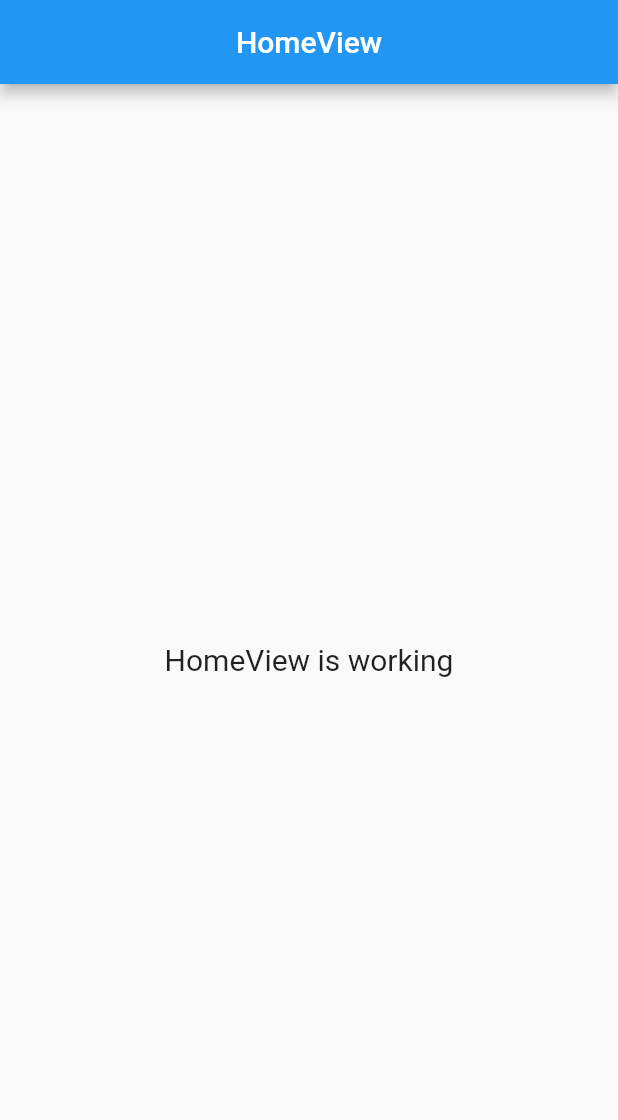
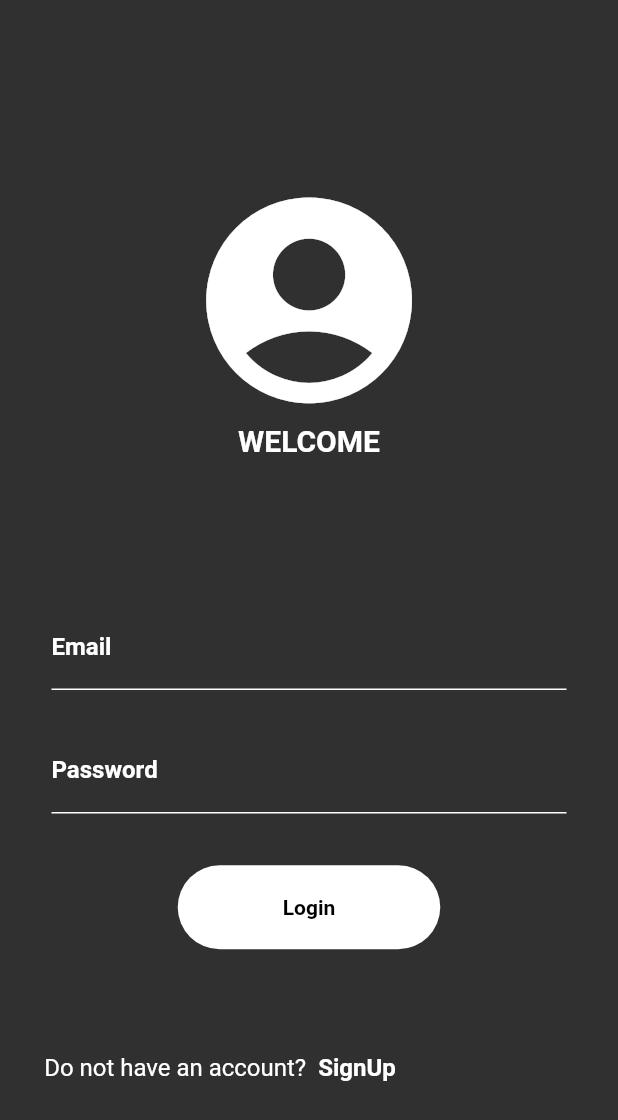
Before and after one commit to adeela8116/demoWithGetX, a Flutter app: the screen it shows after launch, on a phone screen of 412 x 824 dp. Shown: the top 1120 px of the screen. Run offline on Flutter 3.47's test engine with Material 2 defaults, Android fonts, the phone set to English and light mode, and no system bars; our stand-ins replace firebase_auth, firebase_core, get; accounts and stored records are empty.

Commit message:
Auth is complete.

```diff
--- /dev/null
+++ b/lib/app/modules/authentication/views/authentication_view.dart
@@ -0,0 +1,107 @@
+import 'package:flutter/material.dart';
+import 'package:get/get.dart';
+import '../controllers/authentication_controller.dart';
+
+class AuthenticationView extends GetView<AuthenticationController> {
+  AuthenticationView({Key? key}) : super(key: key);
+  AuthenticationController authController = Get.put(AuthenticationController());
+
+  @override
+  Widget build(BuildContext context) {
+    String results = 'No';
+
+    return Scaffold(
+      body: SafeArea(
+        child: Container(
+            height: Get.height,
+            width: Get.width,
+            child: Form(
+              child: Column(
+                children: [
+                  Expanded(
+                      child: Column(
+                        children: [
+                          Padding(padding: EdgeInsets.symmetric(vertical: Get.height/14)),
+                          SizedBox(
+                            child: Row(
+                              mainAxisAlignment: MainAxisAlignment.center,
+                              crossAxisAlignment: CrossAxisAlignment.end,
+                              children: [Icon(Icons.account_circle, color: Colors.white, size: Get.width/2.5,)],
+                            ),
+                          ),
+                          const SizedBox(
+                            child: Center(
+                                child: Text("WELCOME", style:
+                                TextStyle( fontSize: 20, fontWeight: FontWeight.bold),)
+                            ),
+                          ),
+                        ],
+                      )
+                  ),
+                  Expanded(
+                      child: Column(
+                        children: [
+                          _textField("email", authController.emailTextController.value, TextInputType.emailAddress, "Email"),
+                          _textField("pass", authController.passController.value, TextInputType.text, "Password"),
+                          // paddingSymmetric(vertical: Get.height/100),
+                          TextButton(
+                              style: ButtonStyle(
+                                  elevation: MaterialStateProperty.all(0),
+                                  backgroundColor: MaterialStateProperty.all(Colors.white),
+                                  padding: MaterialStateProperty.all(const EdgeInsets.symmetric(horizontal: 70, vertical: 20)),
+                                  textStyle: MaterialStateProperty.all(const TextStyle(color: Colors.black,)),
+                                  shape: MaterialStateProperty.all<RoundedRectangleBorder>(
+                                      RoundedRectangleBorder(borderRadius: BorderRadius.circular(30),))
+                              ),
+                              onPressed: AuthenticationController().signIn ,
+                              child: const Text("Login", style: TextStyle(fontWeight: FontWeight.bold, color: Colors.black))
+                          ),
+                          Padding(padding: EdgeInsets.symmetric(vertical: Get.height/30)),
+                          Padding(
+                            padding: EdgeInsets.symmetric(horizontal: Get.width/14),
+                            child: Row(
+                              mainAxisAlignment: MainAxisAlignment.start,
+                              crossAxisAlignment: CrossAxisAlignment.center,
+                              children: [
+                                const Text("Do not have an account?", style: TextStyle(fontSize: 16)),
+                                TextButton(onPressed: AuthenticationController().gotoSignUp, child: const Text("SignUp", style: TextStyle(fontWeight: FontWeight.bold, fontSize: 16, color: Colors.white)))
+                              ],
+                            ),
+                          ),
+                        ],
+                      )
+                  ),
+                ],
+              ),
+            )
+        ),
+      ),
+    );
+  }
+  Widget _textField(String type, TextEditingController controller, TextInputType inputType, String text){
+    return SizedBox(
+      height: Get.height/10,
+      width: Get.width/1.2,
+      child: TextFormField(
+        controller: controller,
+        cursorColor: Colors.white,
+        keyboardType: inputType,
+        autovalidateMode: AutovalidateMode.onUserInteraction,
+        obscureText: type == "pass" ? true : false,
+        validator: (value){
+          if (value == null || value.isEmpty) return 'Please enter $text';
+          if (type == "email" && !value.contains('@')) return 'Invalid Email!!';
+          return null;
+        },
+        style: const TextStyle(fontWeight: FontWeight.bold, color: Colors.white),
+        decoration: InputDecoration(hintText: text,
+          helperText: ' ',
+          contentPadding: const EdgeInsets.only(bottom: 10),
+          enabledBorder: const UnderlineInputBorder(borderSide: BorderSide(color: Colors.white),),
+          focusedBorder: const UnderlineInputBorder(borderSide: BorderSide(color: Colors.white),),
+          hintStyle: const TextStyle(fontWeight: FontWeight.bold, color: Colors.white),
+        ),
+      ),
+    );
+  }
+}
--- a/lib/app/routes/app_routes.dart
+++ b/lib/app/routes/app_routes.dart
@@ -4,9 +4,13 @@ part of 'app_pages.dart';
 abstract class Routes {
   Routes._();
   static const HOME = _Paths.HOME;
+  static const AUTHENTICATION = _Paths.AUTHENTICATION;
+  static const CHAT = _Paths.CHAT;
 }
 
 abstract class _Paths {
   _Paths._();
   static const HOME = '/home';
+  static const AUTHENTICATION = '/authentication';
+  static const CHAT = '/chat';
 }
```
Also changed, not shown: lib/app/modules/authentication/bindings/authentication_binding.dart (added, +12 -0 lines), lib/app/modules/authentication/controllers/authentication_controller.dart (added, +43 -0 lines), lib/app/modules/authentication/views/signout_view.dart (added, +22 -0 lines), lib/app/modules/authentication/views/signup_view.dart (added, +119 -0 lines), lib/app/modules/chat/bindings/chat_binding.dart (added, +12 -0 lines), lib/app/modules/chat/controllers/chat_controller.dart (added, +23 -0 lines), lib/app/modules/chat/views/chat_view.dart (added, +24 -0 lines), lib/app/routes/app_pages.dart (+16 -2 lines), lib/main.dart (+11 -3 lines), lib/firebase_options.dart (added).
